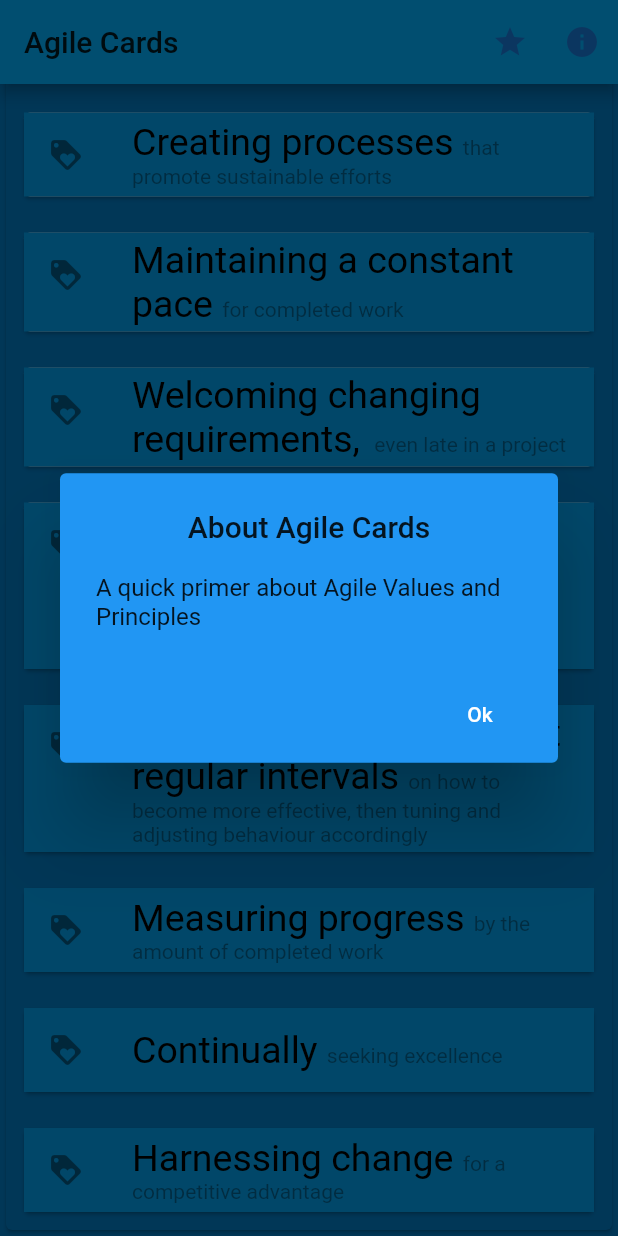
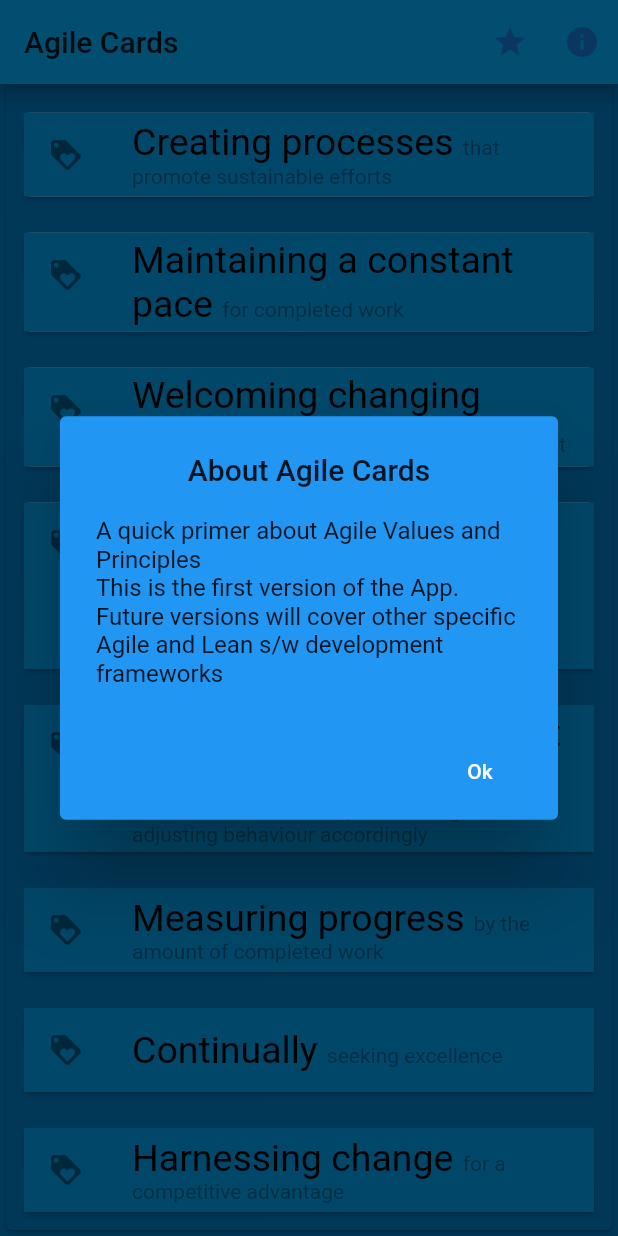
Before and after one commit to ammanath/agileCards, a Flutter app: the screen it shows after launch, scrolled down 830 dp, after a tap on the "info" icon, on a phone screen of 412 x 824 dp. Run offline on Flutter 3.47's test engine with Material 2 defaults, Android fonts, the phone set to English and light mode, and no system bars; our stand-ins replace animated_text_kit, google_fonts, rating_dialog; missing offline and left inert: launch_review.

Commit message:
changes to sign and release on play store

```diff
--- a/lib/agileCardsHomeWidget.dart
+++ b/lib/agileCardsHomeWidget.dart
@@ -73,7 +73,7 @@ class AgileCardsHomeWidget extends StatelessWidget {
         builder: (context) {
           return AlertDialog(
             title: Center(child: Text("About Agile Cards")),
-            content: Text("A quick primer about Agile Values and Principles"),
+            content: Text("A quick primer about Agile Values and Principles \nThis is the first version of the App. Future versions will cover other specific Agile and Lean s/w development frameworks"),
             elevation: 24.0,
             backgroundColor: Colors.blue,
             actions: <Widget>[
```
Also changed, not shown: images/download.jpg (added), images/screenShot1.JPG (added), images/screenShot2.JPG (added), 2 other files.
